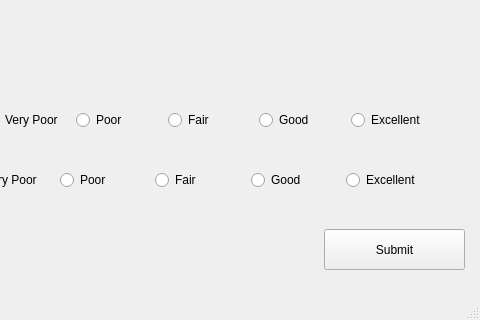
Above: ui_files/CustomerFeedBackForm.ui from TahaZahid05/Restaurant-Managment-System before the change; both pictures show x 206 to 686 and y 371 to 691 of the 686 by 691 pixel window. Below: the same form after it.
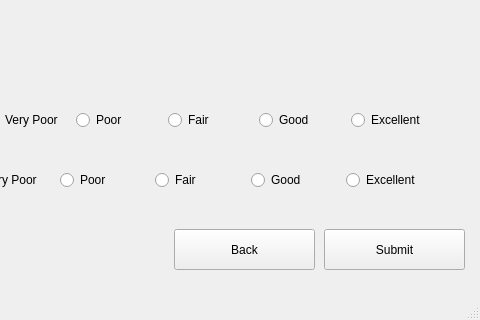
That is the form after the change.

Patch:
```diff
--- a/ui_files/CustomerFeedBackForm.ui
+++ b/ui_files/CustomerFeedBackForm.ui
@@ -592,6 +592,19 @@
      <string>Submit</string>
     </property>
    </widget>
+   <widget class="QPushButton" name="backButton">
+    <property name="geometry">
+     <rect>
+      <x>380</x>
+      <y>600</y>
+      <width>141</width>
+      <height>41</height>
+     </rect>
+    </property>
+    <property name="text">
+     <string>Back</string>
+    </property>
+   </widget>
   </widget>
   <widget class="QMenuBar" name="menubar">
    <property name="geometry">
```
Left out of the diff: 6 changed lines with no effect on the pictures.
